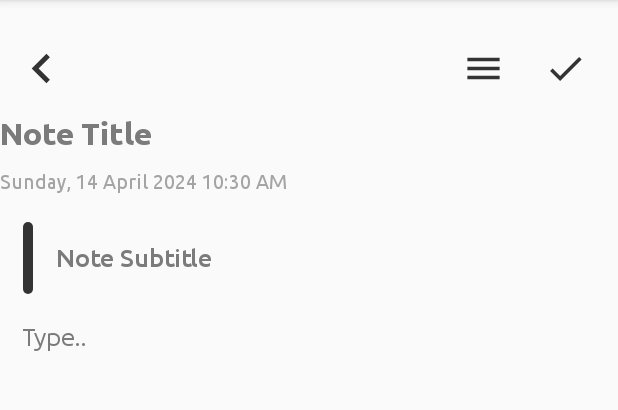
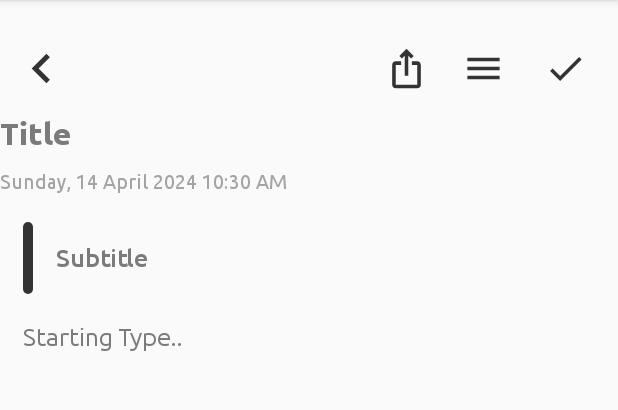
Before and after one commit to rhymLele/ProjectArd, an Android app: the CreateNoteActivity screen opened directly, with no data from a screen before it, on a phone screen of 412 x 824 dp, the part 84-494 px from its top. Run offline under Robolectric (Android 15) with nearby library versions, the phone set to English and light mode, and no system bars; our stand-ins replace sdp/ssp sizes.

Commit message:
share
re mduc pushed

```diff
--- /dev/null
+++ b/app/src/main/res/drawable/ic_share.xml
@@ -0,0 +1,5 @@
+<vector xmlns:android="http://schemas.android.com/apk/res/android" android:height="24dp" android:tint="#000000" android:viewportHeight="24" android:viewportWidth="24" android:width="24dp">
+
+    <path android:fillColor="@android:color/white" android:pathData="M16,5l-1.42,1.42 -1.59,-1.59L12.99,16h-1.98L11.01,4.83L9.42,6.42 8,5l4,-4 4,4zM20,10v11c0,1.1 -0.9,2 -2,2L6,23c-1.11,0 -2,-0.9 -2,-2L4,10c0,-1.11 0.89,-2 2,-2h3v2L6,10v11h12L18,10h-3L15,8h3c1.1,0 2,0.89 2,2z"/>
+
+</vector>
--- a/app/src/main/res/layout/activity_create_note.xml
+++ b/app/src/main/res/layout/activity_create_note.xml
@@ -58,13 +58,27 @@
                 app:layout_constraintTop_toTopOf="@id/imageBack"
                 />
 
+            <ImageView
+                android:id="@+id/imageShare"
+                android:layout_width="@dimen/_30sdp"
+                android:layout_height="@dimen/_30sdp"
+                android:layout_marginEnd="12dp"
+                android:contentDescription="@string/app_name"
+                android:padding="@dimen/_4sdp"
+                android:src="@drawable/ic_share"
+                app:layout_constraintBottom_toBottomOf="@id/imageBack"
+                app:layout_constraintEnd_toStartOf="@+id/imageMenu"
+                app:layout_constraintTop_toTopOf="@id/imageBack"
+                app:layout_constraintVertical_bias="0.0"
+                app:tint="@color/colorDefaultNoteColor" />
+
             <EditText
                 android:id="@+id/inputNoteTitle"
                 android:layout_width="match_parent"
                 android:layout_height="48dp"
                 android:background="@null"
                 android:fontFamily="@font/ubold"
-                android:hint="Note Title"
+                android:hint="Title"
                 android:imeOptions="actionDone"
                 android:importantForAutofill="no"
                 android:includeFontPadding="false"
@@ -104,7 +118,7 @@
                 android:textColor="@color/colorTextSubtitle"
                 android:textColorHint="@color/colorTextHint"
                 android:textSize="@dimen/_13ssp"
-                android:hint="Note Subtitle"
+                android:hint="Subtitle"
                 app:layout_constraintEnd_toEndOf="parent"
                 app:layout_constraintStart_toEndOf="@id/viewSubtitleIndicator"
 
@@ -165,7 +179,7 @@
                 android:orientation="horizontal"
                 android:visibility="gone"
                 app:layout_constraintTop_toBottomOf="@id/layoutWebURLL"
-                >
+                tools:ignore="UseCompoundDrawables">
                 <TextView
                     android:id="@+id/textDateReminder"
                     android:layout_width="0dp"
@@ -194,7 +208,7 @@
                 android:background="@null"
                 android:fontFamily="@font/uregular"
                 android:gravity="top"
-                android:hint="Type.."
+                android:hint="Starting Type.."
                 android:importantForAutofill="no"
                 android:includeFontPadding="false"
                 android:inputType="textMultiLine"
```
Also changed, not shown: app/src/main/java/com/example/projectard/activity/CreateNoteActivity.java (+65 -1 lines), app/src/main/java/com/example/projectard/database/NoteDatabases.java (+0 -16 lines).
